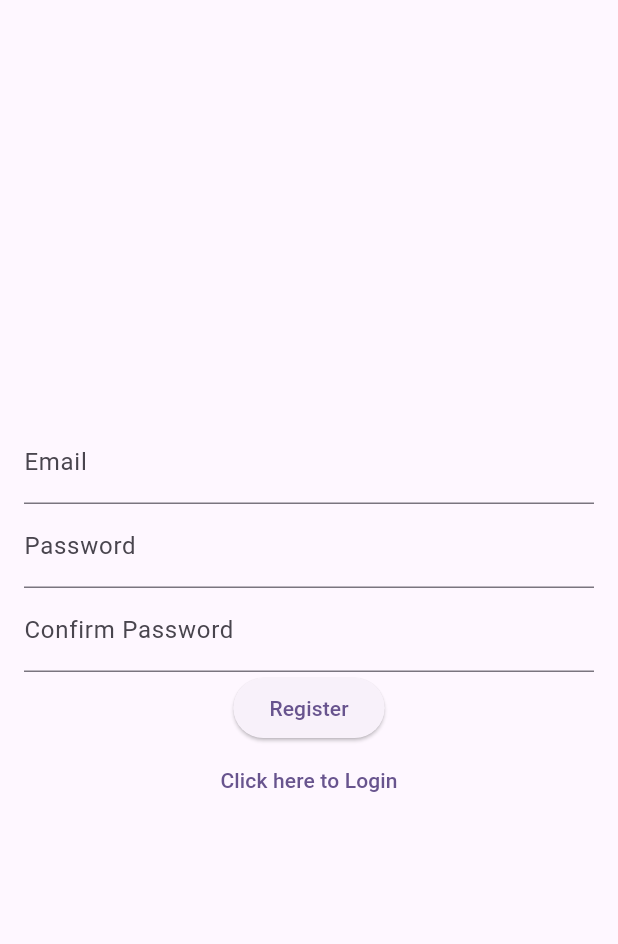
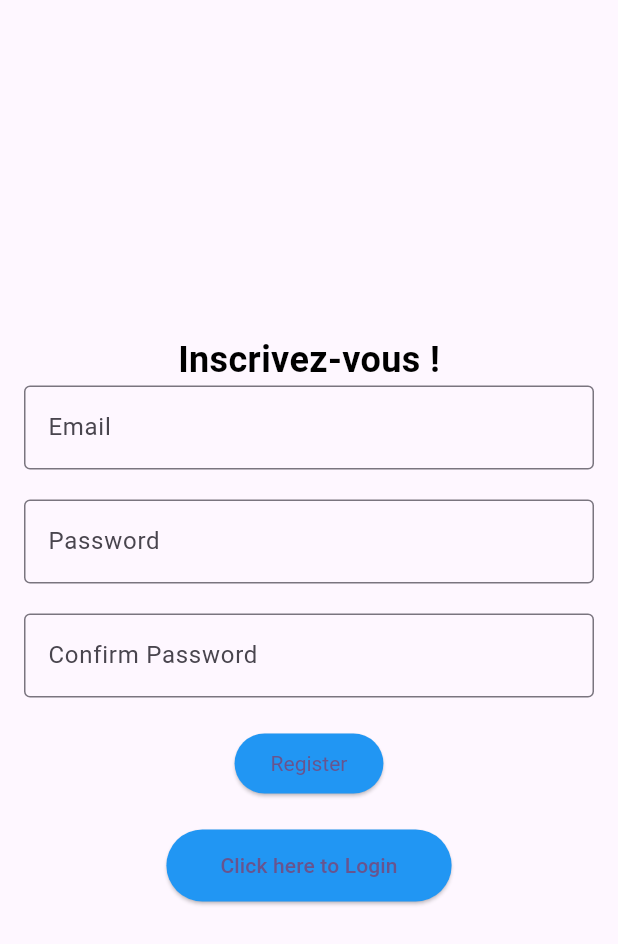
Before and after one commit to ibrahimaberete/projet-web-avril, a Flutter app: the RegisterPage screen opened directly, on a phone screen of 412 x 824 dp. Shown: the top 944 px of the screen. Run offline on Flutter 3.47's test engine with Material 3 defaults, Android fonts, the phone set to English and light mode, and no system bars; our stand-ins replace cloud_firestore, firebase_auth, firebase_core; missing offline and left inert: flutter_downloader; accounts and stored records are empty; network calls fail.

Commit message:
register et login front ok

```diff
--- a/flutter_firebase_app/lib/LoginPage.dart
+++ b/flutter_firebase_app/lib/LoginPage.dart
@@ -23,7 +23,7 @@ class _LoginPageState extends State<LoginPage> {
             mainAxisAlignment: MainAxisAlignment.center,
             children: <Widget>[
               const Text(
-                'Connecter vous !',
+                'Connectez-vous !',
                 style: TextStyle(
                   fontSize: 24,
                   fontWeight: FontWeight.bold,
--- a/flutter_firebase_app/lib/RegisterPage.dart
+++ b/flutter_firebase_app/lib/RegisterPage.dart
@@ -4,7 +4,7 @@ import 'package:flutter_firebase_app/HomePage.dart';
 import 'package:flutter_firebase_app/LoginPage.dart';
 
 class RegisterPage extends StatefulWidget {
-  const RegisterPage({super.key});
+  const RegisterPage({Key? key}) : super(key: key);
 
   @override
   _RegisterPageState createState() => _RegisterPageState();
@@ -27,10 +27,19 @@ class _RegisterPageState extends State<RegisterPage> {
             child: Column(
               mainAxisAlignment: MainAxisAlignment.center,
               children: <Widget>[
+                const Text(
+                'Inscrivez-vous !',
+                style: TextStyle(
+                  fontSize: 24,
+                  fontWeight: FontWeight.bold,
+                  color: Colors.black,
+                ),
+              ),
                 TextFormField(
                   controller: _emailController,
                   decoration: const InputDecoration(
                     labelText: 'Email',
+                    border: OutlineInputBorder(),
                   ),
                   validator: (value) {
                     if (value == null || value.isEmpty) {
@@ -39,10 +48,12 @@ class _RegisterPageState extends State<RegisterPage> {
                     return null;
                   },
                 ),
+                SizedBox(height: 20),
                 TextFormField(
                   controller: _passwordController,
                   decoration: const InputDecoration(
                     labelText: 'Password',
+                    border: OutlineInputBorder(),
                   ),
                   obscureText: true,
                   validator: (value) {
@@ -60,10 +71,12 @@ class _RegisterPageState extends State<RegisterPage> {
                     return null;
                   },
                 ),
+                SizedBox(height: 20),
                 TextFormField(
                   controller: _confirmPasswordController,
                   decoration: const InputDecoration(
                     labelText: 'Confirm Password',
+                    border: OutlineInputBorder(),
                   ),
                   obscureText: true,
                   validator: (value) {
@@ -76,8 +89,13 @@ class _RegisterPageState extends State<RegisterPage> {
                     return null;
                   },
                 ),
+                SizedBox(height: 20),
                 ElevatedButton(
-                  child: const Text('Register'),
+                  style: ElevatedButton.styleFrom(
+                    backgroundColor: Colors.blue, // background color
+                    textStyle: TextStyle(color: Colors.white), // text color
+                  ),
+                  child: Text('Register'),
                   onPressed: () async {
                     if (_formKey.currentState!.validate()) {
                       try {
@@ -88,9 +106,10 @@ class _RegisterPageState extends State<RegisterPage> {
                         ScaffoldMessenger.of(context).showSnackBar(
                           const SnackBar(content: Text('Registration successful'), backgroundColor: Colors.green),
                         );
+                        // Navigate to the home page after successful registration
                         Navigator.pushReplacement(
                           context,
-                        MaterialPageRoute(builder: (context) => const MyHomePage(title: 'Flutter Application Cities',)),
+                          MaterialPageRoute(builder: (context) => const MyHomePage(title: 'Flutter Application Cities')),
                         );
                       } on FirebaseAuthException catch (e) {
                         String message;
@@ -119,7 +138,13 @@ class _RegisterPageState extends State<RegisterPage> {
                     }
                   },
                 ),
-                TextButton(
+                SizedBox(height: 20),
+                ElevatedButton(
+                style: ElevatedButton.styleFrom(
+                  backgroundColor: Colors.blue, // background color
+                  textStyle: TextStyle(color: Colors.white), // text color
+                ),onPressed: () {  },
+                child: TextButton(
                   child: const Text('Click here to Login'),
                   onPressed: () {
                     Navigator.push(
@@ -127,7 +152,7 @@ class _RegisterPageState extends State<RegisterPage> {
                       MaterialPageRoute(builder: (context) => const LoginPage()),
                     );
                   },
-              ),
+                ),)
               ],
             ),
           ),
```
Lines whose indentation alone changed are shown as unchanged.
